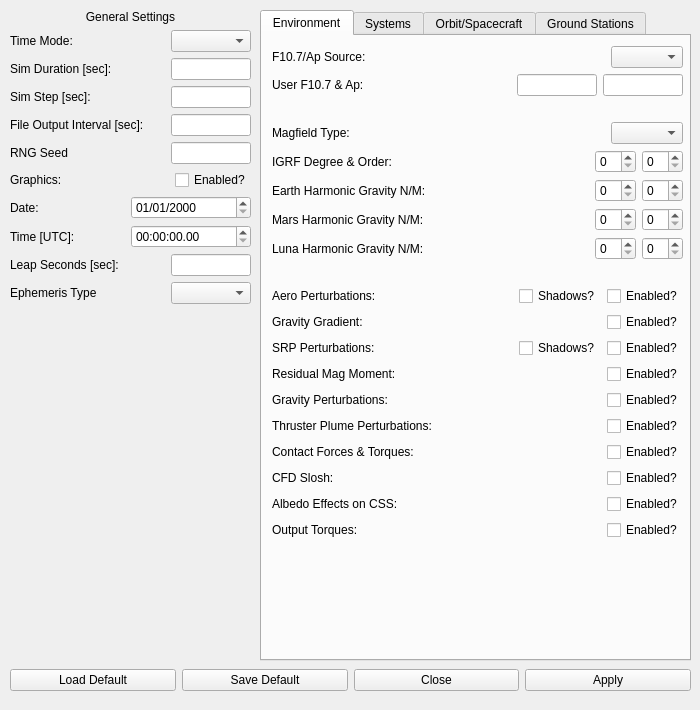
Qt form dsm_gui/sim_menu.ui (pavelgalchenko/dsm_gui) before a commit.
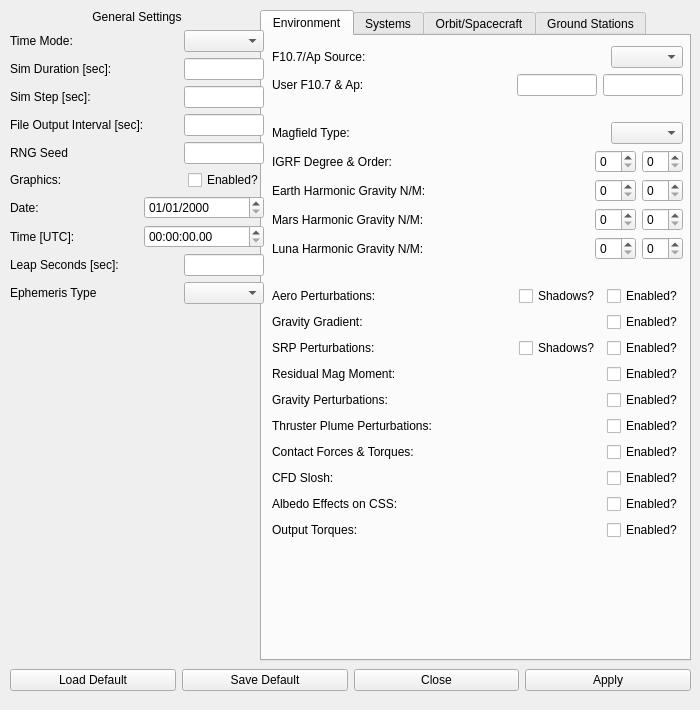
The same form after that commit.

Patch:
```diff
--- a/dsm_gui/sim_menu.ui
+++ b/dsm_gui/sim_menu.ui
@@ -47,7 +47,7 @@
        <x>10</x>
        <y>10</y>
        <width>411</width>
-       <height>601</height>
+       <height>681</height>
       </rect>
      </property>
      <layout class="QVBoxLayout" name="verticalLayout_5">
@@ -1590,7 +1590,7 @@
     <rect>
      <x>10</x>
      <y>10</y>
-     <width>241</width>
+     <width>254</width>
      <height>641</height>
     </rect>
    </property>
```
